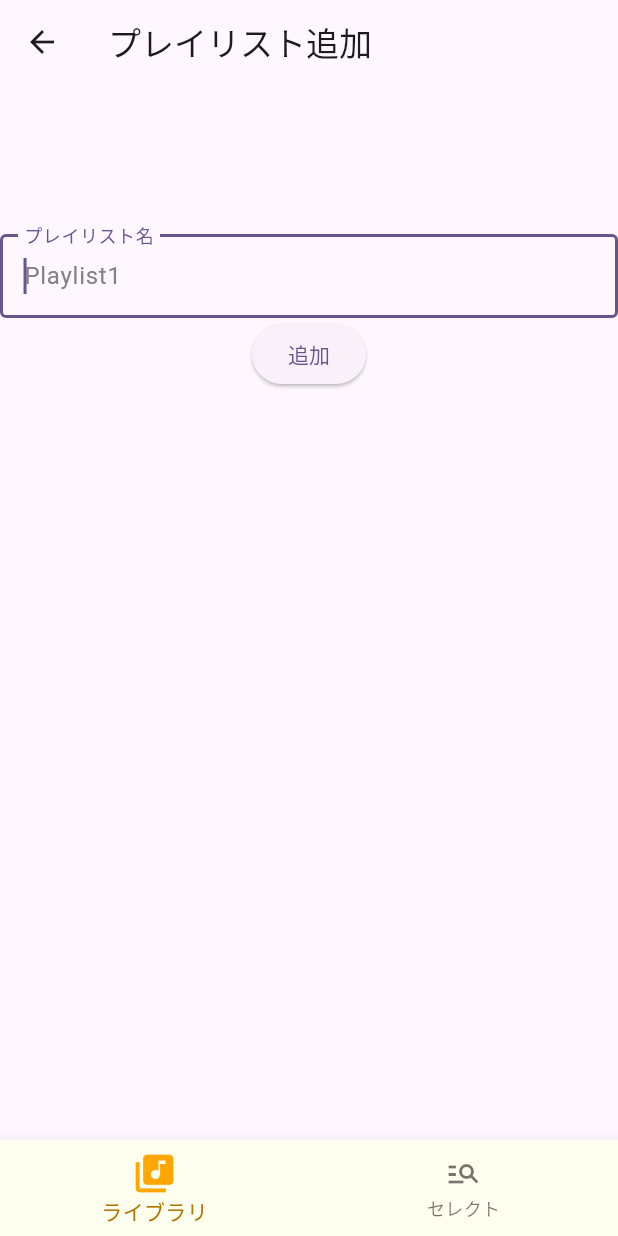
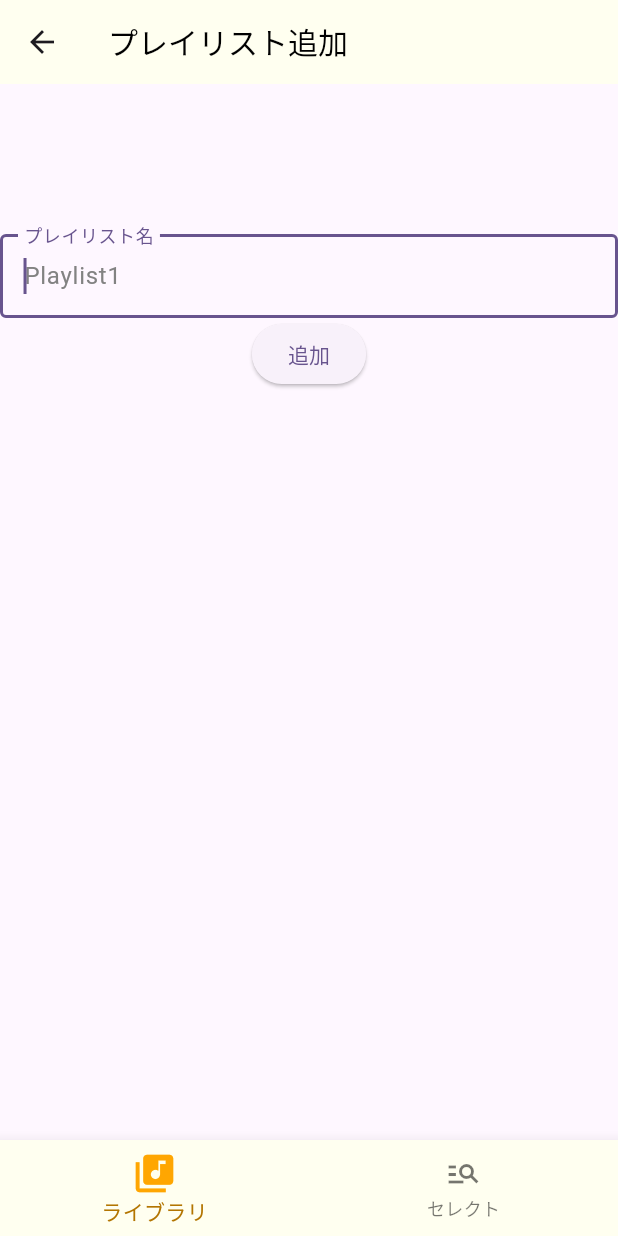
Before and after one commit to tsuchida-y/choose_songs, a Flutter app: the screen it shows after launch, after a tap on the "add" icon, on a phone screen of 412 x 824 dp. Run offline on Flutter 3.47's test engine with Material 3 defaults, Android fonts, the phone set to English and light mode, and no system bars; our stand-ins replace cloud_firestore, firebase_core; accounts and stored records are empty.

Commit message:
AppBerのデザイン変更

```diff
--- a/lib/add_playlist.dart
+++ b/lib/add_playlist.dart
@@ -24,6 +24,11 @@ class AddPlayListState extends State<AddPlayList> {
     return Scaffold(
       appBar: AppBar(
         title: const Text('プレイリスト追加'),
+        titleTextStyle: const TextStyle(
+          color: Colors.black,
+          fontSize: 20,
+        ),
+        backgroundColor: const Color.fromARGB(255, 255, 255, 240),
       ),
 
       body:Column(
--- a/lib/change_playlistname.dart
+++ b/lib/change_playlistname.dart
@@ -32,6 +32,11 @@ class ChangePlayListNameState extends State<ChangePlayListName> {
     return Scaffold(
       appBar: AppBar(
         title: const Text('UpdatePage'),
+        titleTextStyle: const TextStyle(
+          color: Colors.black,
+          fontSize: 20,
+        ),
+        backgroundColor: const Color.fromARGB(255, 255, 255, 240),
       ),
       body: Column(
         children:[
```
